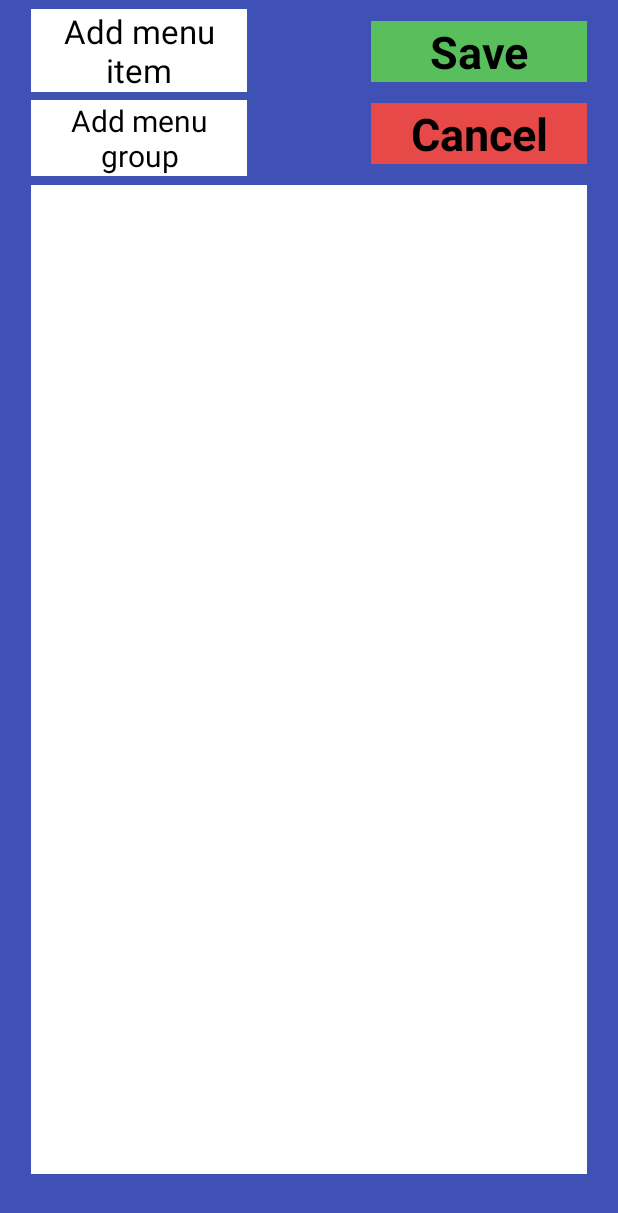
After one commit to gyarab/2024-4e-vakula-WaitR, an Android app: the layout edit_food_menu_popup.xml on its own in the app's theme, with its tools: preview values and no code run, on a phone screen of 412 x 824 dp. The commit adds this screen. Shown: the top 1213 px of the screen. Run offline under Robolectric (Android 15) with nearby library versions, the phone set to English and light mode, and no system bars.

Commit message:
created layout for editing the menu

```diff
--- a/app/src/main/java/com/example/waitr/Food_menu.kt
+++ b/app/src/main/java/com/example/waitr/Food_menu.kt
@@ -1,13 +1,16 @@
 package com.example.waitr
 
+import android.app.Dialog
 import android.os.Bundle
 import androidx.fragment.app.Fragment
 import android.view.LayoutInflater
 import android.view.View
 import android.view.ViewGroup
+import android.widget.ImageButton
+import android.widget.TextView
 
 class Food_menu : Fragment() {
-    //promenne
+    // globalni promenne
     private var CompanyID: String? = null
 
     override fun onCreate(savedInstanceState: Bundle?) {
@@ -21,20 +24,19 @@ class Food_menu : Fragment() {
         inflater: LayoutInflater, container: ViewGroup?,
         savedInstanceState: Bundle?
     ): View? {
+        val view = inflater.inflate(R.layout.fragment_food_menu, container, false)
         // Inflate the layout for this fragment
-        return inflater.inflate(R.layout.fragment_food_menu, container, false)
+        return view
+    }
+    override fun onViewCreated(view: View, savedInstanceState: Bundle?) {
+        super.onViewCreated(view, savedInstanceState)
+        val editButton = view.findViewById<ImageButton>(R.id.edit_menu_button)
+        editButton.setOnClickListener {
+            showEditMenuPopup()
+        }
     }
 
     companion object {
-        /**
-         * Use this factory method to create a new instance of
-         * this fragment using the provided parameters.
-         *
-         * @param param1 Parameter 1.
-         * @param param2 Parameter 2.
-         * @return A new instance of fragment Food_menu.
-         */
-        // TODO: Rename and change types and number of parameters
         @JvmStatic
         fun newInstance(companyId: String) =
             Food_menu().apply {
@@ -43,4 +45,34 @@ class Food_menu : Fragment() {
                 }
             }
     }
+
+    private fun showEditMenuPopup(){
+// Vytvoření dialogu
+        val dialog = Dialog(requireContext())
+        dialog.setContentView(R.layout.edit_food_menu_popup)
+
+        // Nastavení velikosti dialogu
+        dialog.window?.setLayout(
+            (resources.displayMetrics.widthPixels * 0.95).toInt(),
+            (resources.displayMetrics.heightPixels * 0.95).toInt()
+        )
+        // Reference na prvky v popup layoutu
+        val saveButton = dialog.findViewById<TextView>(R.id.save_menu_edit)
+        val cancelButton = dialog.findViewById<TextView>(R.id.cancel_menu_edit)
+        val addItemButton = dialog.findViewById<TextView>(R.id.add_menu_item)
+        val addGroupButton = dialog.findViewById<TextView>(R.id.add_menu_group)
+        saveButton.setOnClickListener {
+
+        }
+        cancelButton.setOnClickListener {
+
+        }
+        addItemButton.setOnClickListener {
+
+        }
+        addGroupButton.setOnClickListener {
+
+        }
+    }
+
 }
--- /dev/null
+++ b/app/src/main/res/layout/edit_food_menu_popup.xml
@@ -0,0 +1,139 @@
+<?xml version="1.0" encoding="utf-8"?>
+<androidx.constraintlayout.widget.ConstraintLayout xmlns:android="http://schemas.android.com/apk/res/android"
+    xmlns:app="http://schemas.android.com/apk/res-auto"
+    xmlns:tools="http://schemas.android.com/tools"
+    android:layout_width="match_parent"
+    android:layout_height="match_parent"
+    android:background="#3F51B5">
+
+    <ScrollView
+        android:id="@+id/scrollable_menu_layout"
+        android:layout_width="0dp"
+        android:layout_height="0dp"
+        android:background="#fff"
+        android:contentDescription="@string/scrollable_menu_list"
+        app:layout_constraintBottom_toTopOf="@+id/guideline79"
+        app:layout_constraintEnd_toStartOf="@+id/guideline77"
+        app:layout_constraintStart_toStartOf="@+id/guideline76"
+        app:layout_constraintTop_toTopOf="@+id/guideline78">
+
+        <LinearLayout
+            android:id="@+id/menu_layout"
+            android:layout_width="match_parent"
+            android:layout_height="wrap_content"
+            android:orientation="vertical" />
+    </ScrollView>
+
+
+    <androidx.constraintlayout.widget.Guideline
+        android:id="@+id/guideline76"
+        android:layout_width="wrap_content"
+        android:layout_height="wrap_content"
+        android:orientation="vertical"
+        app:layout_constraintGuide_percent="0.05" />
+
+    <androidx.constraintlayout.widget.Guideline
+        android:id="@+id/guideline77"
+        android:layout_width="wrap_content"
+        android:layout_height="wrap_content"
+        android:orientation="vertical"
+        app:layout_constraintGuide_percent="0.95" />
+
+    <androidx.constraintlayout.widget.Guideline
+        android:id="@+id/guideline78"
+        android:layout_width="wrap_content"
+        android:layout_height="wrap_content"
+        android:orientation="horizontal"
+        app:layout_constraintGuide_percent="0.15" />
+
+    <androidx.constraintlayout.widget.Guideline
+        android:id="@+id/guideline79"
+        android:layout_width="wrap_content"
+        android:layout_height="wrap_content"
+        android:orientation="horizontal"
+        app:layout_constraintGuide_percent="0.95" />
+
+    <androidx.constraintlayout.widget.Guideline
+        android:id="@+id/guideline80"
+        android:layout_width="wrap_content"
+        android:layout_height="wrap_content"
+        android:orientation="vertical"
+        app:layout_constraintGuide_percent="0.4" />
+
+    <androidx.constraintlayout.widget.Guideline
+        android:id="@+id/guideline81"
+        android:layout_width="wrap_content"
+        android:layout_height="wrap_content"
+        android:orientation="vertical"
+        app:layout_constraintGuide_percent="0.6" />
+
+    <TextView
+        android:id="@+id/save_menu_edit"
+        android:layout_width="0dp"
+        android:gravity="center"
+        android:layout_height="wrap_content"
+        android:text="@string/save"
+        android:textSize="30sp"
+        android:autoSizeMinTextSize="1dp"
+        android:autoSizeMaxTextSize="1000dp"
+        android:autoSizeTextType="uniform"
+        android:textStyle="bold"
+        android:textColor="#000"
+        android:background="#58BF5C"
+        app:layout_constraintBottom_toTopOf="@+id/cancel_menu_edit"
+        app:layout_constraintEnd_toStartOf="@+id/guideline77"
+        app:layout_constraintStart_toStartOf="@+id/guideline81"
+        app:layout_constraintTop_toTopOf="parent" />
+
+    <TextView
+        android:id="@+id/cancel_menu_edit"
+        android:layout_width="0dp"
+        android:layout_height="wrap_content"
+        android:textStyle="bold"
+        android:textColor="#000"
+        android:gravity="center"
+        android:background="#E74848"
+        android:textSize="30sp"
+        android:autoSizeMinTextSize="1dp"
+        android:autoSizeMaxTextSize="1000dp"
+        android:autoSizeTextType="uniform"
+        android:text="@string/cancel"
+        app:layout_constraintBottom_toTopOf="@+id/guideline78"
+        app:layout_constraintEnd_toStartOf="@+id/guideline77"
+        app:layout_constraintStart_toStartOf="@+id/guideline81"
+        app:layout_constraintTop_toBottomOf="@id/save_menu_edit" />
+
+    <TextView
+        android:id="@+id/add_menu_item"
+        android:layout_width="0dp"
+        android:layout_height="wrap_content"
+        android:text="@string/add_menu_item"
+        android:autoSizeMinTextSize="1dp"
+        android:autoSizeMaxTextSize="1000dp"
+        android:autoSizeTextType="uniform"
+        android:textSize="22sp"
+        android:gravity="center"
+        android:background="#fff"
+        android:textColor="#000"
+        app:layout_constraintBottom_toTopOf="@+id/add_menu_group"
+        app:layout_constraintEnd_toStartOf="@+id/guideline80"
+        app:layout_constraintStart_toStartOf="@+id/guideline76"
+        app:layout_constraintTop_toTopOf="parent" />
+
+    <TextView
+        android:id="@+id/add_menu_group"
+        android:layout_width="0dp"
+        android:layout_height="wrap_content"
+        android:text="@string/add_menu_group"
+        android:autoSizeMinTextSize="1dp"
+        android:autoSizeMaxTextSize="1000dp"
+        android:autoSizeTextType="uniform"
+        android:gravity="center"
+        android:textSize="20sp"
+        android:background="#fff"
+        android:textColor="#000"
+        app:layout_constraintBottom_toTopOf="@+id/guideline78"
+        app:layout_constraintEnd_toStartOf="@+id/guideline80"
+        app:layout_constraintStart_toStartOf="@+id/guideline76"
+        app:layout_constraintTop_toBottomOf="@id/add_menu_item" />
+</androidx.constraintlayout.widget.ConstraintLayout>
--- a/app/src/main/res/values/strings.xml
+++ b/app/src/main/res/values/strings.xml
@@ -38,4 +38,8 @@
     <string name="invites">Invites</string>
     <string name="scrollable_menu_list">scrollable_menu_list</string>
     <string name="menu">Menu</string>
+    <string name="save">Save</string>
+    <string name="cancel">Cancel</string>
+    <string name="add_menu_item">Add menu item</string>
+    <string name="add_menu_group">Add menu group</string>
 </resources>
```
